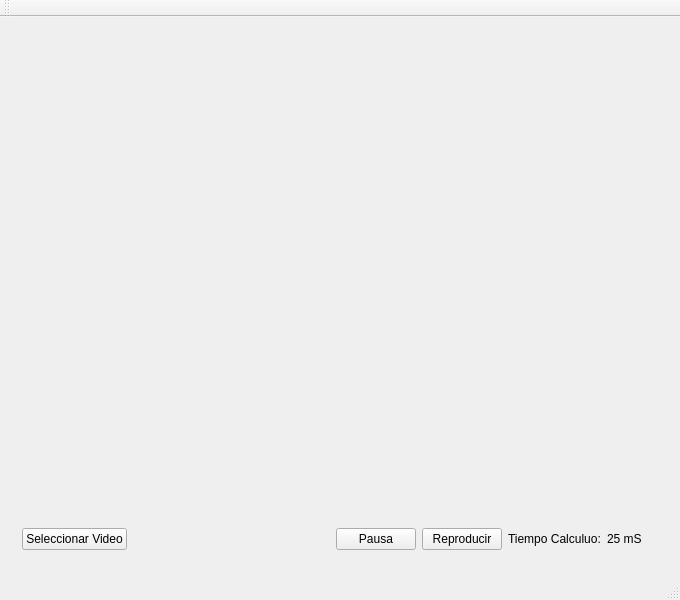
The window that openCVStabilizer/MainWindow.ui (Aerobota/OpenCV) describes before a commit, drawn with Qt 5.
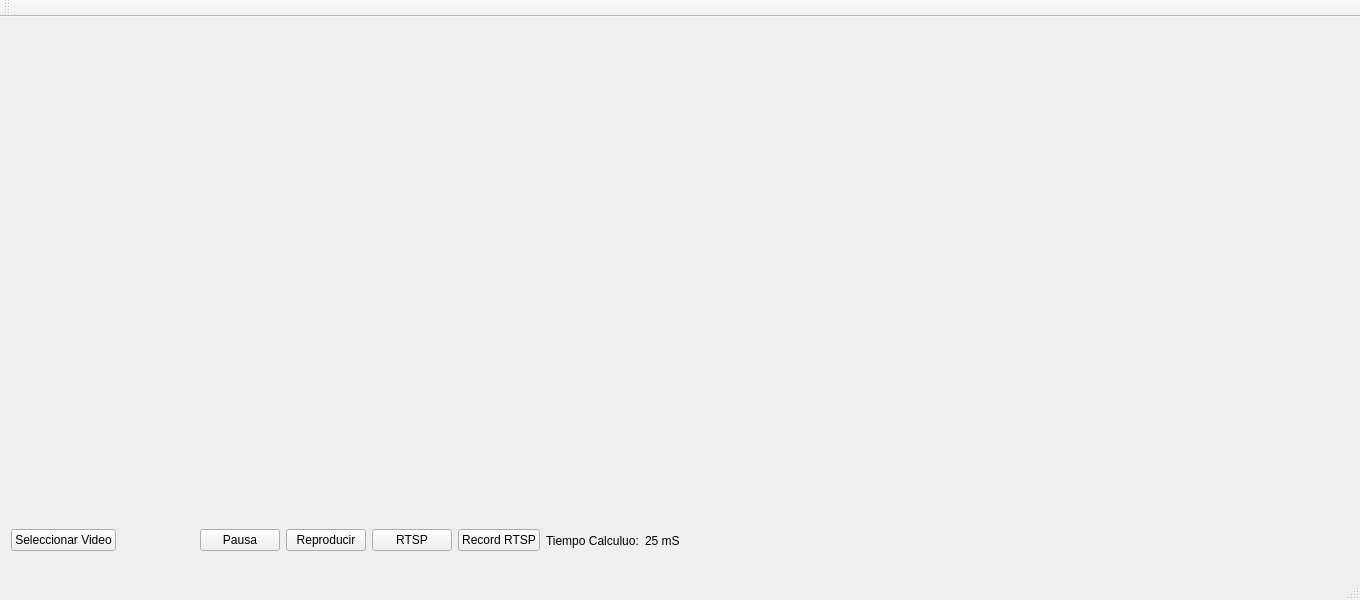
The same window after the commit.

Commit message: Add code for open RTSP url for stabilization video

Patch:
```diff
--- a/openCVStabilizer/MainWindow.ui
+++ b/openCVStabilizer/MainWindow.ui
@@ -6,7 +6,7 @@
    <rect>
     <x>0</x>
     <y>0</y>
-    <width>680</width>
+    <width>1360</width>
     <height>600</height>
    </rect>
   </property>
@@ -18,13 +18,13 @@
   </property>
   <property name="minimumSize">
    <size>
-    <width>680</width>
+    <width>1360</width>
     <height>600</height>
    </size>
   </property>
   <property name="maximumSize">
    <size>
-    <width>680</width>
+    <width>1360</width>
     <height>600</height>
    </size>
   </property>
@@ -32,16 +32,28 @@
    <string>MainWindow</string>
   </property>
   <widget class="QWidget" name="centralWidget">
-   <widget class="QWidget" name="">
-    <property name="geometry">
-     <rect>
-      <x>11</x>
-      <y>11</y>
-      <width>642</width>
-      <height>536</height>
-     </rect>
-    </property>
-    <layout class="QVBoxLayout" name="verticalLayout">
+   <layout class="QGridLayout" name="gridLayout">
+    <item row="0" column="0">
+     <layout class="QHBoxLayout" name="horizontalLayout_5">
+      <item>
+       <widget class="QLabel" name="lbImageOrigin">
+        <property name="minimumSize">
+         <size>
+          <width>640</width>
+          <height>480</height>
+         </size>
+        </property>
+        <property name="maximumSize">
+         <size>
+          <width>640</width>
+          <height>480</height>
+         </size>
+        </property>
+        <property name="text">
+         <string/>
+        </property>
+       </widget>
+      </item>
      <item>
       <widget class="QLabel" name="lbImage">
        <property name="sizePolicy">
@@ -67,6 +79,10 @@
        </property>
       </widget>
      </item>
+     </layout>
+    </item>
+    <item row="1" column="0">
+     <layout class="QHBoxLayout" name="horizontalLayout_6">
      <item>
       <layout class="QHBoxLayout" name="horizontalLayout_4">
        <item>
@@ -107,6 +123,20 @@
              </property>
             </widget>
            </item>
+            <item>
+             <widget class="QPushButton" name="btRTSP">
+              <property name="text">
+               <string>RTSP</string>
+              </property>
+             </widget>
+            </item>
+            <item>
+             <widget class="QPushButton" name="btRecordRTSP">
+              <property name="text">
+               <string>Record RTSP</string>
+              </property>
+             </widget>
+            </item>
           </layout>
          </item>
         </layout>
@@ -131,8 +161,22 @@
        </item>
       </layout>
      </item>
-    </layout>
-   </widget>
+      <item>
+       <spacer name="horizontalSpacer_2">
+        <property name="orientation">
+         <enum>Qt::Horizontal</enum>
+        </property>
+        <property name="sizeHint" stdset="0">
+         <size>
+          <width>40</width>
+          <height>20</height>
+         </size>
+        </property>
+       </spacer>
+      </item>
+     </layout>
+    </item>
+   </layout>
   </widget>
   <widget class="QMenuBar" name="menuBar">
    <property name="geometry">
```
Left out of the diff: 2 changed lines with no effect on the pictures. Lines whose indentation alone changed are shown as unchanged. The commit also changes 2 other files.
